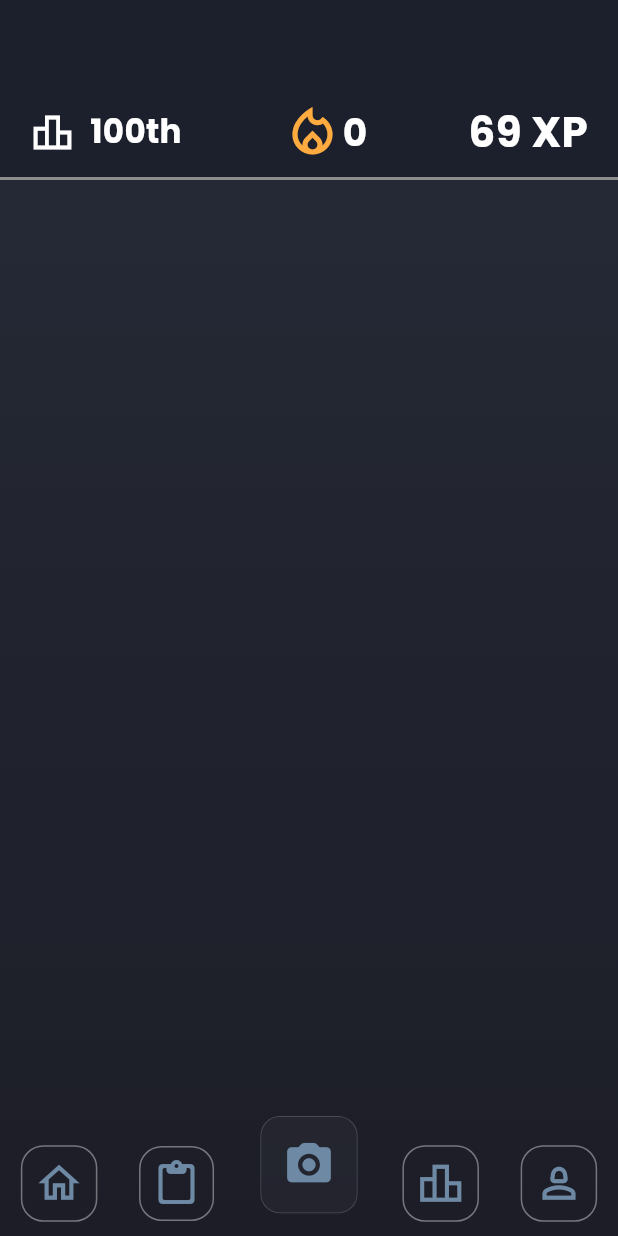
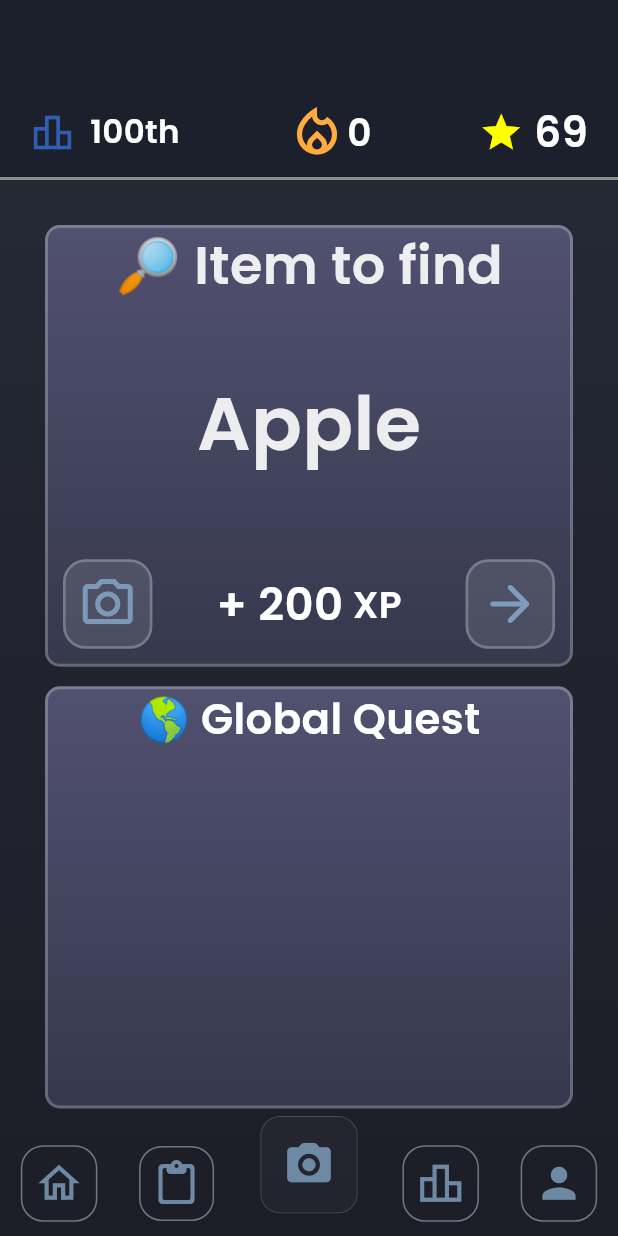
Before and after one commit to Coflnet/collectTheWorldFrontend, a Flutter app: the screen it shows after launch, on a phone screen of 412 x 824 dp. Run offline on Flutter 3.47's test engine with Material 3 defaults, Android fonts, the phone set to English and light mode, and no system bars; drawn by our look-alikes of auto_size_text; our stand-ins replace camera, confetti, glassmorphism_ui, loading_animation_widget; missing offline and left inert: dart:ffi, flutter_swipe_detector.

Commit message:
added home page widgets

```diff
--- a/lib/footer/footerMain.dart
+++ b/lib/footer/footerMain.dart
@@ -79,7 +79,7 @@ class Footer extends StatelessWidget {
               child: IconButton(
                 iconSize: 33,
                 icon: const Icon(
-                  Icons.person_2_outlined,
+                  Icons.person,
                   color: Color.fromRGBO(110, 137, 164, 1),
                 ),
                 onPressed: () => {},
--- a/lib/globalScripts/dailyStreak.dart
+++ b/lib/globalScripts/dailyStreak.dart
@@ -18,6 +18,8 @@ class LoadDailyStreak {
     Directory appDir = await getApplicationDocumentsDirectory();
     String filePath = "${appDir}/dailyStreak.json";
     File file = File(filePath);
+
+    return;
 
     if (!file.existsSync()) {
       file.createSync();
--- /dev/null
+++ b/lib/globalWidgets/baseWidget/baseWidget.dart
@@ -0,0 +1,29 @@
+import 'package:flutter/cupertino.dart';
+import 'package:flutter/material.dart';
+
+class baseWidget extends StatelessWidget {
+  final Widget child;
+
+  const baseWidget({
+    super.key,
+    required this.child,
+  });
+
+  @override
+  Widget build(BuildContext context) {
+    return Container(
+      decoration: BoxDecoration(
+          border: Border.all(color: Colors.white24, width: 2),
+          borderRadius: BorderRadius.circular(10),
+          gradient: const LinearGradient(
+            begin: Alignment.topCenter,
+            end: Alignment.bottomCenter,
+            colors: [
+              Color.fromRGBO(81, 81, 112, 1),
+              Color.fromRGBO(54, 56, 77, 1),
+            ],
+          )),
+      child: child,
+    );
+  }
+}
--- a/lib/globalWidgets/header/currentPosition.dart
+++ b/lib/globalWidgets/header/currentPosition.dart
@@ -11,7 +11,7 @@ class CurrentPositionState extends State<CurrentPosition> {
   @override
   Widget build(BuildContext context) {
     return Row(children: [
-      const Icon(Icons.leaderboard_outlined, size: 30, color: Colors.white,),
+      const Icon(Icons.leaderboard_outlined, size: 30, color: Color.fromARGB(255, 48, 95, 177),),
       Container(
         margin: const EdgeInsets.only(left: 10),
         child: const Text(
--- a/lib/globalWidgets/header/xpwidget.dart
+++ b/lib/globalWidgets/header/xpwidget.dart
@@ -9,10 +9,15 @@ class XpWidget extends StatefulWidget {
 class XpWidgetState extends State<XpWidget> {
   @override
   Widget build(BuildContext context) {
-    return const Text(
-      "69 XP",
-      textScaler: TextScaler.linear(2),
-      style: TextStyle(color: Colors.white),
+    return const Row(
+      children: [
+        Icon(Icons.grade, color: Colors.yellowAccent, size: 30,),
+        Text(
+          " 69",
+          textScaler: TextScaler.linear(2),
+          style: TextStyle(color: Colors.white),
+        ),
+      ],
     );
   }
 }
--- /dev/null
+++ b/lib/homePage/contentContainer.dart
@@ -0,0 +1,19 @@
+import 'package:collect_the_world/homePage/widgets/collectItemWidget.dart';
+import 'package:collect_the_world/homePage/widgets/globalTask.dart';
+import 'package:flutter/cupertino.dart';
+
+class ContentContainer extends StatelessWidget {
+  @override
+  Widget build(BuildContext context) {
+    return Container(
+      margin: const EdgeInsets.fromLTRB(30,150,30,85),
+      child: Column(
+
+        children: [
+          CollectItemWidget(),
+          GlobalTask(),
+        ],
+      ),
+    );
+  }
+}
--- /dev/null
+++ b/lib/homePage/widgets/collectItemWidget.dart
@@ -0,0 +1,82 @@
+import 'package:auto_size_text/auto_size_text.dart';
+import 'package:collect_the_world/globalWidgets/baseWidget/baseWidget.dart';
+import 'package:flutter/cupertino.dart';
+import 'package:flutter/material.dart';
+
+class CollectItemWidget extends StatelessWidget {
+  @override
+  Widget build(BuildContext context) {
+    return Expanded(
+      child: baseWidget(
+          child: Column(
+        children: [
+          Row(
+            mainAxisAlignment: MainAxisAlignment.center,
+            children: [
+              Text("🔎 Item to find",
+                  textScaler: const TextScaler.linear(2.5),
+                  style: TextStyle(color: Colors.white.withOpacity(0.9))),
+            ],
+          ),
+          Expanded(
+            child: Center(
+              child: Container(
+                  margin:  const EdgeInsets.all(20),
+                  child: AutoSizeText(
+                    maxLines: 1,
+                    "Apple",
+                    style: TextStyle(fontSize: 50, color: Colors.white.withOpacity(0.9)),
+                  )),
+            ),
+          ),
+          Container(
+            margin: EdgeInsets.all(10),
+            alignment: Alignment.bottomCenter,
+            child: Row(
+              mainAxisAlignment: MainAxisAlignment.spaceBetween,
+              children: [
+                Container(
+                  decoration: BoxDecoration(
+                      color: Colors.white10,
+                      borderRadius: BorderRadius.circular(15),
+                      border: Border.all(color: Colors.white24, width: 1.8)),
+                  child: IconButton(
+                      onPressed: () => {},
+                      icon: const Icon(
+                        Icons.camera_alt_outlined,
+                        color: Color.fromRGBO(124, 154, 184, 1),
+                        size: 40,
+                      )),
+                ),
+                const Row(
+                  children: [
+                    Text(
+                      "+ 200",
+                      style: TextStyle(color: Colors.white, fontSize: 30),
+                    ),
+                    Text(
+                      " XP",
+                      style: TextStyle(color: Colors.white, fontSize: 25),
+                    ),
+                  ],
+                ),
+                Container(
+                    decoration: BoxDecoration(
+                        color: Colors.white10,
+                        borderRadius: BorderRadius.circular(15),
+                        border: Border.all(color: Colors.white24, width: 1.8)),
+                    child: IconButton(
+                        onPressed: () => {},
+                        icon: const Icon(
+                          Icons.arrow_forward_rounded,
+                          color: Color.fromRGBO(126, 156, 187, 1),
+                          size: 40,
+                        ))),
+              ],
+            ),
+          ),
+        ],
+      )),
+    );
+  }
+}
--- /dev/null
+++ b/lib/homePage/widgets/globalTask.dart
@@ -0,0 +1,27 @@
+import 'package:collect_the_world/globalWidgets/baseWidget/baseWidget.dart';
+import 'package:flutter/material.dart';
+
+class GlobalTask extends StatelessWidget {
+  @override
+  Widget build(BuildContext context) {
+    return Expanded(
+      child: Container(
+        margin: const EdgeInsets.only(top: 13),
+        child: const baseWidget(
+          child: Column(
+            children: [
+              Row(
+                mainAxisAlignment: MainAxisAlignment.center,
+                children: [
+                  Text("🌎 Global Quest",
+                      textScaler: TextScaler.linear(2),
+                      style: TextStyle(color: Colors.white)),
+                ],
+              )
+            ],
+          ),
+        ),
+      ),
+    );
+  }
+}
--- a/lib/main.dart
+++ b/lib/main.dart
@@ -8,6 +8,7 @@ import 'package:collect_the_world/cameraScene/pages/confirmScene.dart';
 import 'package:collect_the_world/globalScripts/dailyStreak.dart';
 import 'package:collect_the_world/globalWidgets/header/dailyStreak.dart';
 import 'package:collect_the_world/globalWidgets/header/header.dart';
+import 'package:collect_the_world/homePage/contentContainer.dart';
 import 'package:flutter/material.dart';
 import 'package:collect_the_world/footer/footerMain.dart';
 import 'package:collect_the_world/collectPage/selectedPage.dart';
@@ -56,6 +57,7 @@ class HomePageState extends State<HomePage> {
             ],
           ))),
           CustomHeader(dailStreakNum: dailyStreakNum),
+          ContentContainer(),
           const Footer(),
         ]),
         backgroundColor: const Color.fromRGBO(34, 40, 49, 1),
--- a/pubspec.yaml
+++ b/pubspec.yaml
@@ -29,6 +29,7 @@ dependencies:
   glassmorphism: ^3.0.0
   loading_animation_widget: ^1.2.1
   confetti: ^0.7.0
+  auto_size_text: ^3.0.0
 
 dev_dependencies:
   flutter_test:
@@ -54,4 +55,4 @@ flutter:
   fonts:
   - family: Poppins
     fonts:
-      - asset: fonts/Poppins-Bold.ttf
+      - asset: fonts/Poppins-SemiBold.ttf
```
Also changed, not shown: pubspec.lock.
